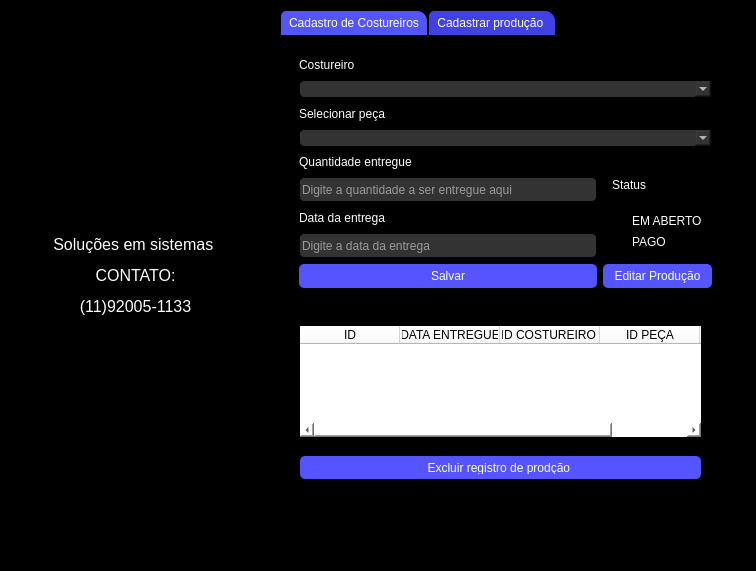
The window that OficinaDeCostura.ui (Kennedy7Sa/Projeto_Oficina_GUI_PyQt6) describes before a commit, drawn with Qt 5.
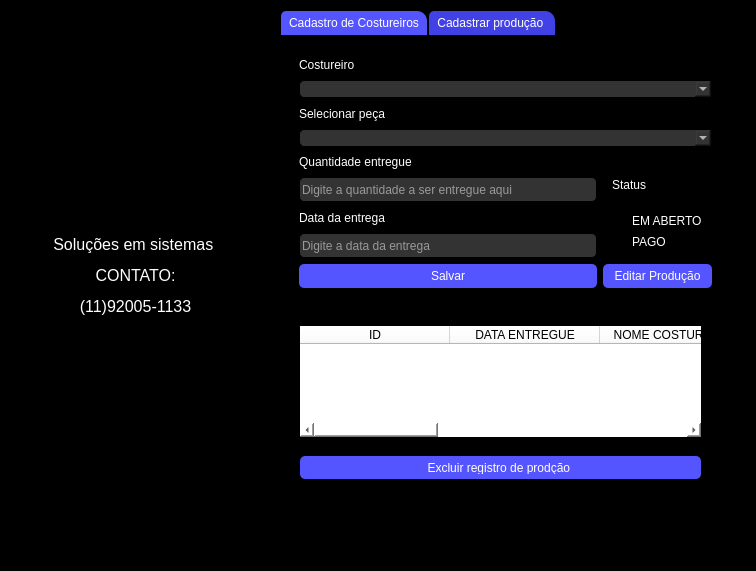
The same window after the commit. Icons and pictures are not drawn.

Commit message: botao editar produção funcional

The edit to the form file:
```diff
--- a/OficinaDeCostura.ui
+++ b/OficinaDeCostura.ui
@@ -482,7 +482,7 @@
        <rect>
         <x>10</x>
         <y>270</y>
-        <width>411</width>
+        <width>421</width>
         <height>211</height>
        </rect>
       </property>
@@ -506,6 +506,9 @@
 gridline-color: rgb(0, 0, 0);
 selection-color: rgb(170, 170, 255);</string>
        </property>
+       <attribute name="horizontalHeaderDefaultSectionSize">
+        <number>150</number>
+       </attribute>
        <column>
         <property name="text">
          <string>ID</string>
@@ -518,12 +521,17 @@
        </column>
        <column>
         <property name="text">
-         <string>ID COSTUREIRO </string>
+         <string>NOME COSTUREIRO </string>
         </property>
        </column>
        <column>
         <property name="text">
-         <string>ID PEÇA</string>
+         <string>PEÇA </string>
+        </property>
+       </column>
+       <column>
+        <property name="text">
+         <string>QUANTIDADE</string>
         </property>
        </column>
        <column>
```
Left out of the diff: 2 changed lines with no effect on the pictures. The commit also changes 2 other files.
